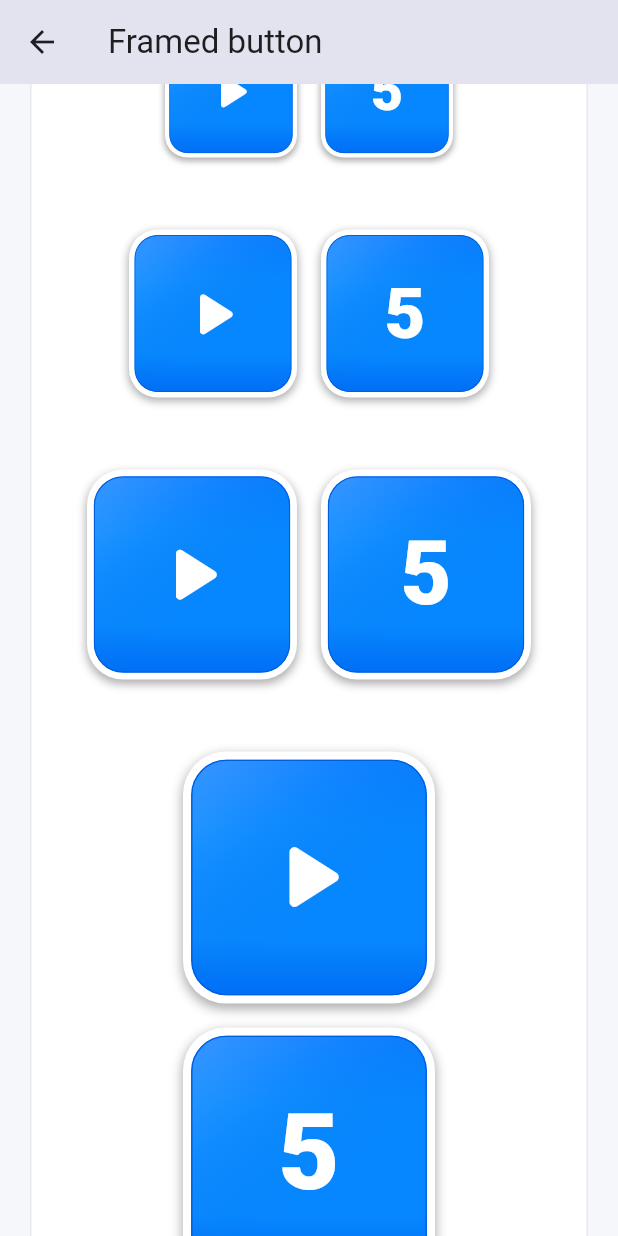
After one commit to yakupadakli/game-ui, a Flutter app: the GameFramedButtonPage screen opened directly, scrolled down 576 dp, after a tap on the "play arrow" icon, on a phone screen of 412 x 824 dp. The commit adds this screen. Run offline on Flutter 3.47's test engine with Material 3 defaults, Android fonts, the phone set to English and light mode, and no system bars; Roboto replaces fonts that are missing (BalooChettan2).

Commit message:
feat(buttons): add code-rendered framed button

```diff
--- /dev/null
+++ b/example/lib/game_framed_button_page.dart
@@ -0,0 +1,122 @@
+import 'package:flutter/material.dart';
+import 'package:game_ui/game_ui.dart';
+
+import 'doc_widgets.dart';
+
+/// [GameFramedButton] examples.
+class GameFramedButtonPage extends StatelessWidget {
+  const GameFramedButtonPage({super.key});
+
+  @override
+  Widget build(BuildContext context) {
+    return Scaffold(
+      backgroundColor: DocTheme.background,
+      appBar: AppBar(
+        title: const Text('Framed button'),
+        backgroundColor: DocTheme.appBarBg,
+        foregroundColor: Colors.black87,
+        elevation: 0,
+      ),
+      body: const DocPageBody(
+        child: Column(
+          crossAxisAlignment: CrossAxisAlignment.start,
+          children: [
+            DocIntro(
+              title: 'GameFramedButton',
+              subtitle: 'white frame · saturated blue · code-rendered',
+              body:
+                  'An independent square button matching the supplied visual. '
+                  'The frame, gradient face, sheen, inset edge, and shadow are '
+                  'drawn in Flutter, with no PNG asset.',
+            ),
+            SizedBox(height: 24),
+            DocSection(
+              title: 'Default',
+              description: 'The child is optional and centered on the face.',
+              child: Center(child: GameFramedButton()),
+            ),
+            DocSection(
+              title: 'Content and sizes',
+              description:
+                  'Use the text or icon constructors for common content, or '
+                  'child for custom layouts. All support the shared size scale.',
+              child: _FramedButtonRow(),
+            ),
+            DocSection(
+              title: 'Disabled',
+              description: 'enabled: false dims the surface and blocks taps.',
+              child: Center(
+                child: GameFramedButton(
+                  enabled: false,
+                  child: Icon(
+                    Icons.lock_outline_rounded,
+                    color: Colors.white,
+                    size: 44,
+                  ),
+                ),
+              ),
+            ),
+            DocCode(
+              "import 'package:game_ui/game_ui.dart';\n"
+              "\n"
+              "GameFramedButton(\n"
+              "  onTap: handlePress,\n"
+              "  child: const Icon(Icons.play_arrow_rounded),\n"
+              ")\n"
+              "\n"
+              "GameFramedButton.text('Play', onTap: handlePress)\n"
+              "\n"
+              "GameFramedButton.icon(Icons.star, onTap: handlePress)",
+            ),
+          ],
+        ),
+      ),
+    );
+  }
+}
+
+class _FramedButtonRow extends StatelessWidget {
+  const _FramedButtonRow();
+
+  @override
+  Widget build(BuildContext context) {
+    return Wrap(
+      spacing: 16,
+      runSpacing: 16,
+      crossAxisAlignment: WrapCrossAlignment.center,
+      alignment: WrapAlignment.center,
+      children: [
+        GameFramedButton.icon(
+          Icons.play_arrow_rounded,
+          size: GameButtonSize.medium,
+          onTap: () {},
+        ),
+        GameFramedButton.text('5', size: GameButtonSize.medium, onTap: () {}),
+
+        Divider(color: Colors.transparent, thickness: 0),
+        GameFramedButton.icon(
+          Icons.play_arrow_rounded,
+          size: GameButtonSize.large,
+          onTap: () {},
+        ),
+        GameFramedButton.text('5', size: GameButtonSize.large, onTap: () {}),
+
+        Divider(color: Colors.transparent, thickness: 0),
+        GameFramedButton.icon(
+          Icons.play_arrow_rounded,
+          size: GameButtonSize.xLarge,
+          onTap: () {},
+        ),
+        GameFramedButton.text('5', size: GameButtonSize.xLarge, onTap: () {}),
+
+        Divider(color: Colors.transparent, thickness: 0),
+        GameFramedButton.icon(
+          Icons.play_arrow_rounded,
+          size: GameButtonSize.xxLarge,
+          onTap: () {},
+        ),
+        GameFramedButton.text('5', size: GameButtonSize.xxLarge, onTap: () {}),
+      ],
+    );
+  }
+}
--- a/example/lib/main.dart
+++ b/example/lib/main.dart
@@ -28,6 +28,7 @@ import 'game_divider_page.dart';
 import 'game_empty_state_page.dart';
 import 'game_feedback_overlay_page.dart';
 import 'game_flags_page.dart';
+import 'game_framed_button_page.dart';
 import 'game_frames_page.dart';
 import 'game_gallery_page.dart';
 import 'game_icon_button_page.dart';
@@ -202,6 +203,14 @@ class _HomePageState extends State<HomePage> {
             'Currently ships the glossy 3D circle variant; future variants '
             '(primary, secondary, warning…) land as the asset library grows.',
         onOpen: () => open((_) => const GameButtonPage()),
+      ),
+      _DocIndexEntry(
+        category: DocExampleCategory.buttons,
+        title: 'GameFramedButton',
+        description:
+            'Code-rendered white-framed blue tile with a soft sheen, inset '
+            'edge, neutral shadow, and arbitrary child.',
+        onOpen: () => open((_) => const GameFramedButtonPage()),
       ),
       _DocIndexEntry(
         category: DocExampleCategory.buttons,
--- a/lib/src/widgets/buttons/game_buttons.dart
+++ b/lib/src/widgets/buttons/game_buttons.dart
@@ -8,6 +8,7 @@ export 'game_button.dart';
 export 'game_button_palette.dart';
 export 'game_button_variant.dart';
 export 'game_difficulty_button.dart';
+export 'game_framed_button.dart';
 export 'game_image_button.dart';
 export 'game_numpad.dart';
 export 'game_numpad_button.dart';
--- /dev/null
+++ b/lib/src/widgets/buttons/game_framed_button.dart
@@ -0,0 +1,188 @@
+import 'package:flutter/material.dart';
+
+import '../../animations/game_tap_scale.dart';
+import '../../core/game_button_size.dart';
+import '../../core/game_disabled_overlay.dart';
+import '../../core/game_text_styles.dart';
+
+/// A white-framed glossy blue tile button rendered entirely in Flutter.
+///
+/// The surface is built from a rounded white frame, a saturated blue gradient,
+/// a soft diagonal sheen, a thin inset edge, and a neutral drop shadow. No
+/// image asset is loaded. [child] is centered over the face and wrapped in a
+/// [FittedBox] so text scales down instead of overflowing.
+class GameFramedButton extends StatelessWidget {
+  const GameFramedButton({
+    this.size = GameButtonSize.large,
+    this.child = const SizedBox.shrink(),
+    this.onTap,
+    this.onLongPress,
+    this.enabled = true,
+    super.key,
+  });
+
+  /// Creates a framed button from a plain text value.
+  ///
+  /// Use the default constructor when the button needs an arbitrary [child].
+  factory GameFramedButton.text(
+    String text, {
+    double size = GameButtonSize.large,
+    TextStyle? textStyle,
+    VoidCallback? onTap,
+    VoidCallback? onLongPress,
+    bool enabled = true,
+    Key? key,
+  }) {
+    return GameFramedButton(
+      key: key,
+      size: size,
+      onTap: onTap,
+      onLongPress: onLongPress,
+      enabled: enabled,
+      child: Text(
+        text,
+        maxLines: 1,
+        style:
+            textStyle ??
+            GameTextStyles.displayLabel.copyWith(fontSize: size * 0.42),
+      ),
+    );
+  }
+
+  /// Creates a framed button from an [IconData] value.
+  factory GameFramedButton.icon(
+    IconData icon, {
+    double size = GameButtonSize.large,
+    Color color = Colors.white,
+    double? iconSize,
+    String? semanticLabel,
+    VoidCallback? onTap,
+    VoidCallback? onLongPress,
+    bool enabled = true,
+    Key? key,
+  }) {
+    return GameFramedButton(
+      key: key,
+      size: size,
+      onTap: onTap,
+      onLongPress: onLongPress,
+      enabled: enabled,
+      child: Icon(
+        icon,
+        color: color,
+        size: iconSize ?? size * 0.46,
+        semanticLabel: semanticLabel,
+      ),
+    );
+  }
+
+  /// Visual edge length of the square button.
+  final double size;
+
+  /// Content centered and scaled down to fit within the blue face.
+  final Widget child;
+
+  final VoidCallback? onTap;
+  final VoidCallback? onLongPress;
+  final bool enabled;
+
+  @override
+  Widget build(BuildContext context) {
+    return GameDisabledOverlay(
+      disabled: !enabled,
+      child: GameTapScale(
+        enabled: enabled && (onTap != null || onLongPress != null),
+        onTap: onTap,
+        onLongPress: onLongPress,
+        child: Stack(
+          alignment: Alignment.center,
+          children: [
+            _FramedButtonSurface(size: size),
+            SizedBox.square(
+              dimension: size * 0.68,
+              child: FittedBox(fit: BoxFit.scaleDown, child: child),
+            ),
+          ],
+        ),
+      ),
+    );
+  }
+}
+
+class _FramedButtonSurface extends StatelessWidget {
+  const _FramedButtonSurface({required this.size});
+
+  final double size;
+
+  static const Color _top = Color(0xFF087DFF);
+  static const Color _middle = Color(0xFF0787FF);
+  static const Color _bottom = Color(0xFF006EF5);
+  static const Color _insetEdge = Color(0xFF005EE0);
+
+  @override
+  Widget build(BuildContext context) {
+    final frameThickness = size * 0.032;
+    final outerRadius = size * 0.17;
+    final innerRadius = size * 0.14;
+    final edgeWidth = size * 0.006;
+
+    return SizedBox.square(
+      dimension: size,
+      child: DecoratedBox(
+        decoration: BoxDecoration(
+          color: Colors.white,
+          borderRadius: BorderRadius.circular(outerRadius),
+          boxShadow: [
+            BoxShadow(
+              color: Colors.black.withValues(alpha: 0.32),
+              blurRadius: size * 0.035,
+              spreadRadius: size * 0.001,
+              offset: Offset(0, size * 0.018),
+            ),
+          ],
+        ),
+        child: Padding(
+          padding: EdgeInsets.all(frameThickness),
+          child: ClipRRect(
+            borderRadius: BorderRadius.circular(innerRadius),
+            child: Stack(
+              fit: StackFit.expand,
+              children: [
+                const DecoratedBox(
+                  decoration: BoxDecoration(
+                    gradient: LinearGradient(
+                      begin: Alignment.topCenter,
+                      end: Alignment.bottomCenter,
+                      colors: [_top, _middle, _middle, _bottom],
+                      stops: [0, 0.28, 0.76, 1],
+                    ),
+                  ),
+                ),
+                DecoratedBox(
+                  decoration: BoxDecoration(
+                    gradient: LinearGradient(
+                      begin: const Alignment(-0.72, -1),
+                      end: const Alignment(0.18, 0.22),
+                      colors: [
+                        Colors.white.withValues(alpha: 0.16),
+                        Colors.white.withValues(alpha: 0.045),
+                        Colors.transparent,
+                      ],
+                      stops: const [0, 0.42, 1],
+                    ),
+                  ),
+                ),
+                DecoratedBox(
+                  decoration: BoxDecoration(
+                    borderRadius: BorderRadius.circular(innerRadius),
+                    border: Border.all(color: _insetEdge, width: edgeWidth),
+                  ),
+                ),
+              ],
+            ),
+          ),
+        ),
+      ),
+    );
+  }
+}
```
Also changed, not shown: 1 other file.
